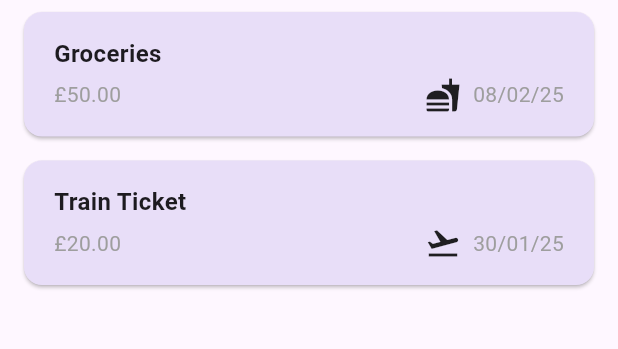
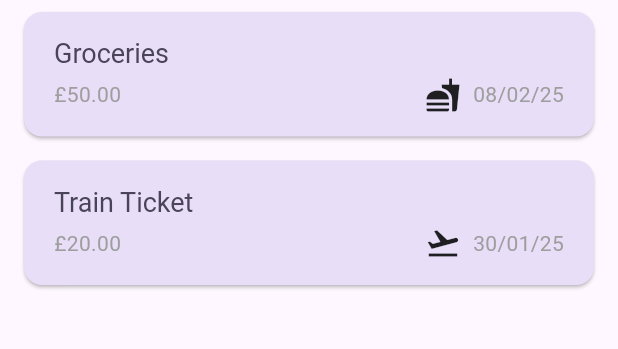
Before and after one commit to BillyOgilvie/flutter-expense-tracker, a Flutter app: the screen it shows after launch, on a phone screen of 412 x 824 dp, the part 114-463 px from its top. Run offline on Flutter 3.47's test engine with Material 3 defaults, Android fonts, the phone set to English and light mode, and no system bars.

Commit message:
127. Using Theme Data in Widgets

```diff
--- a/lib/widgets/expenses_list/expense_item.dart
+++ b/lib/widgets/expenses_list/expense_item.dart
@@ -19,10 +19,7 @@ class ExpenseItem extends StatelessWidget {
           children: [
             Text(
               expense.title,
-              style: const TextStyle(
-                fontSize: 16,
-                fontWeight: FontWeight.bold,
-              ),
+              style: Theme.of(context).textTheme.titleLarge,
             ),
             const SizedBox(height: 4),
             Row(
--- a/lib/widgets/expenses_list/expenses_list.dart
+++ b/lib/widgets/expenses_list/expenses_list.dart
@@ -17,6 +17,11 @@ class ExpensesList extends StatelessWidget {
     return ListView.builder(
       itemCount: expenses.length,
       itemBuilder: (ctx, index) => Dismissible(
+        background: Container(
+          color: Theme.of(context).colorScheme.error.withValues(alpha: 0.5),
+          margin: EdgeInsets.symmetric(
+              horizontal: Theme.of(context).cardTheme.margin!.horizontal),
+        ),
         key: ValueKey(expenses[index]),
         onDismissed: (direction) => onRemoveExpense(expenses[index]),
         child: ExpenseItem(
```
